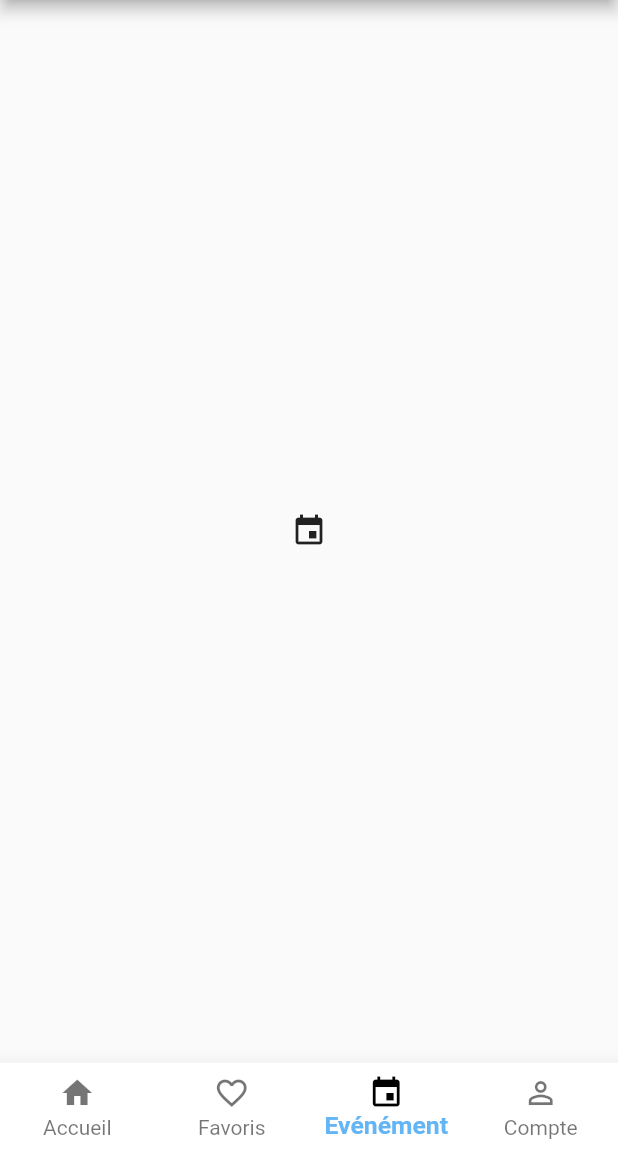
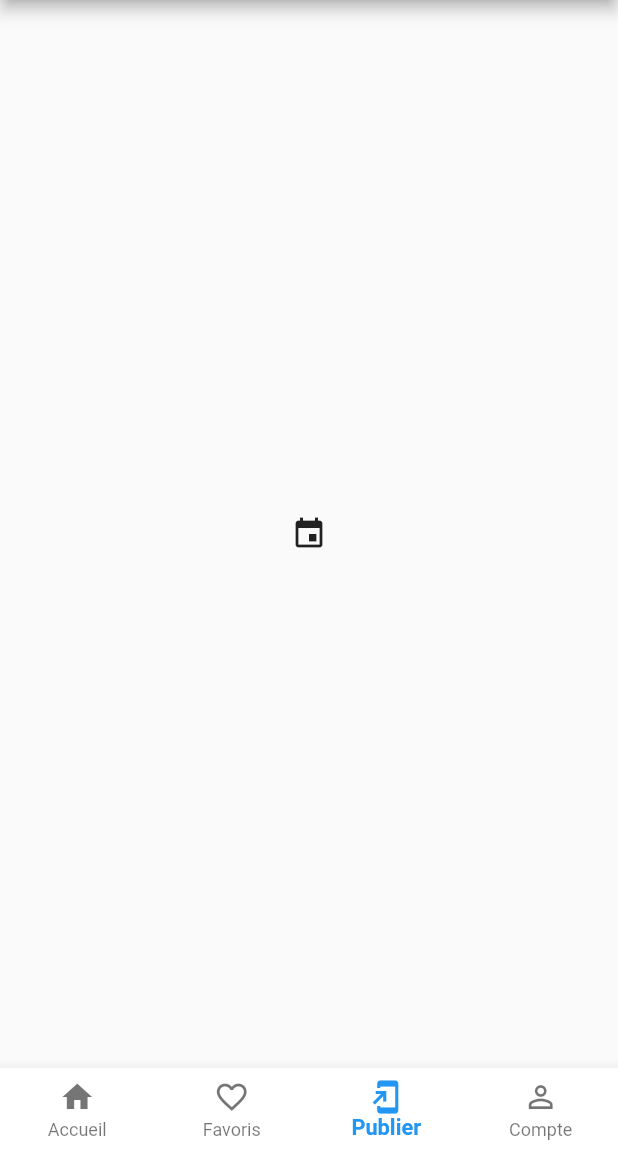
Before and after one commit to ang67/allo_event, a Flutter app: the screen it shows after launch, item 3 of the bottom bar chosen, on a phone screen of 412 x 824 dp, the part 84-1236 px from its top. Run offline on Flutter 3.47's test engine with Material 2 defaults, Android fonts, the phone set to English and light mode, and no system bars.

Commit message:
touch on the design

```diff
--- a/lib/main.dart
+++ b/lib/main.dart
@@ -1,4 +1,6 @@
+import 'package:allo_event/views/about/about.dart';
 import 'package:allo_event/views/base.dart';
+import 'package:allo_event/views/help/help.dart';
 import 'package:allo_event/views/theme.dart';
 import 'package:flutter/material.dart';
 import 'package:flutter/services.dart';
@@ -22,6 +24,8 @@ class MyApp extends StatelessWidget {
       initialRoute: '/',
       routes: {
         '/': (context) => BaseScreen(),
+        '/help': (context) => HelpScreen(),
+        '/about': (context) => AboutAppPage(),
 
         //
       },
--- a/lib/utils/ui_constantes.dart
+++ b/lib/utils/ui_constantes.dart
@@ -1,6 +1,6 @@
 const String APP_NAME = 'AlloEvent';
 const String APP_DESCRIPTION =
-    "Une application qui vous permet d'organiser un événement en un clic";
+    "Une application qui vous permet d'organiser votre événement en un clic.\nAvec AlloEvent orgainer un événement devient un jeu d'enfant.";
 const String APP_VERSION = 'v1.0';
 const String GOOGLEPLAY_URL = 'https://play.google.com/store/';
-const String AUTHOR_SITE = '';
+const String WEBSITE_URL = '';
--- a/lib/views/base.dart
+++ b/lib/views/base.dart
@@ -23,14 +23,16 @@ class _BaseScreenState extends State<BaseScreen> {
     ];
     final _kBottmonNavBarItems = <BottomNavigationBarItem>[
       BottomNavigationBarItem(
-        icon: Icon(Icons.home),
+        icon: Icon(
+          Icons.home,
+        ),
         title: Text('Accueil'),
       ),
       BottomNavigationBarItem(
           icon: Icon(Icons.favorite_border), title: Text('Favoris')),
       BottomNavigationBarItem(
-        icon: Icon(Icons.event),
-        title: Text('Evénément'),
+        icon: Icon(Icons.add_to_home_screen),
+        title: Text('Publier'),
       ),
       BottomNavigationBarItem(
         icon: Icon(Icons.person_outline),
@@ -40,13 +42,11 @@ class _BaseScreenState extends State<BaseScreen> {
     assert(_kTabPages.length == _kBottmonNavBarItems.length);
     final bottomNavBar = BottomNavigationBar(
       backgroundColor: Colors.white,
-      elevation: 10,
+      elevation: 7,
       items: _kBottmonNavBarItems,
-      selectedIconTheme: Theme.of(context).accentIconTheme,
-      selectedItemColor: Theme.of(context).accentColor,
       selectedLabelStyle:
-          TextStyle(fontSize: 16.5, fontWeight: FontWeight.bold),
-      unselectedLabelStyle: TextStyle(fontSize: 14),
+          TextStyle(fontSize: 14.5, fontWeight: FontWeight.bold),
+      unselectedLabelStyle: TextStyle(fontSize: 12),
       currentIndex: _currentTabIndex,
       type: BottomNavigationBarType.fixed,
       onTap: (int index) {
--- a/lib/views/theme.dart
+++ b/lib/views/theme.dart
@@ -8,6 +8,7 @@ ThemeData buildBaseTheme() {
       primaryColor: Colors.orange[900],
       accentColor: Colors.blue[300],
       fontFamily: null,
+      accentIconTheme: IconThemeData(color: Colors.orange[900]),
       textTheme: TextTheme(
 
           // headline1: TextStyle(fontSize: 20.0, fontWeight: FontWeight.bold, color: Colors.black87),
--- a/pubspec.yaml
+++ b/pubspec.yaml
@@ -14,11 +14,12 @@ description: A new Flutter project.
 version: 1.0.0+1
 
 environment:
-  sdk: ">=2.1.0 <3.0.0"
+  sdk: ">=2.2.2 <3.0.0"
 
 dependencies:
   flutter:
     sdk: flutter
+  url_launcher: ^5.5.0
 
   # The following adds the Cupertino Icons font to your application.
   # Use with the CupertinoIcons class for iOS style icons.
```
Also changed, not shown: lib/views/about/about.dart (added, +74 -0 lines), lib/views/help/help.dart (added, +17 -0 lines), lib/views/home/home.dart (+22 -0 lines), pubspec.lock.
